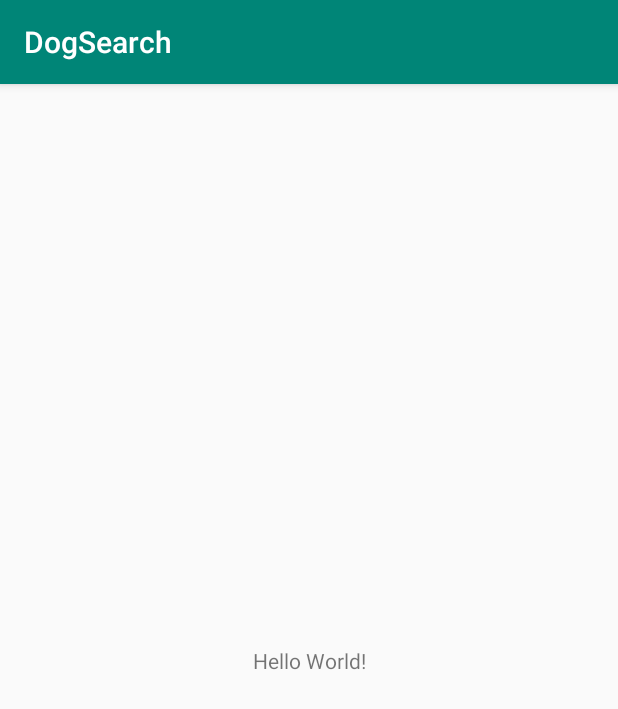
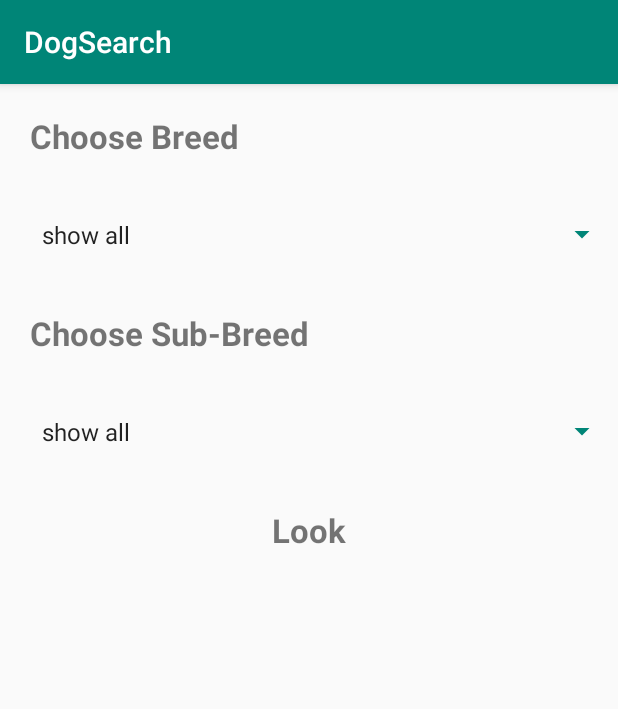
Before and after one commit to annaqinzhi/DogSearch, an Android app: the screen it shows after launch (MainActivity), on a phone screen of 412 x 824 dp. Shown: the top 709 px of the screen. Run offline under Robolectric (Android 15) with nearby library versions, the phone set to English and light mode, and no system bars.

Commit message:
basic layout

```diff
--- a/app/build.gradle
+++ b/app/build.gradle
@@ -25,4 +25,6 @@ dependencies {
     testImplementation 'junit:junit:4.12'
     androidTestImplementation 'com.android.support.test:runner:1.0.2'
     androidTestImplementation 'com.android.support.test.espresso:espresso-core:3.0.2'
+    implementation 'com.android.support:recyclerview-v7:28.0.0'
+    implementation 'com.android.support:cardview-v7:28.0.0'
 }
--- a/app/src/main/res/layout/activity_main.xml
+++ b/app/src/main/res/layout/activity_main.xml
@@ -1,5 +1,5 @@
 <?xml version="1.0" encoding="utf-8"?>
-<android.support.constraint.ConstraintLayout xmlns:android="http://schemas.android.com/apk/res/android"
+<RelativeLayout xmlns:android="http://schemas.android.com/apk/res/android"
     xmlns:app="http://schemas.android.com/apk/res-auto"
     xmlns:tools="http://schemas.android.com/tools"
     android:layout_width="match_parent"
@@ -7,12 +7,59 @@
     tools:context=".MainActivity">
 
     <TextView
+        android:id="@+id/breed"
         android:layout_width="wrap_content"
         android:layout_height="wrap_content"
-        android:text="Hello World!"
-        app:layout_constraintBottom_toBottomOf="parent"
-        app:layout_constraintLeft_toLeftOf="parent"
-        app:layout_constraintRight_toRightOf="parent"
-        app:layout_constraintTop_toTopOf="parent" />
+        android:text="@string/choose_breed"
+        android:gravity="center"
+        style="@style/searchText"/>
 
-</android.support.constraint.ConstraintLayout>
+    <Spinner
+        android:id="@+id/spinnerBreed"
+        style="@style/searchText"
+        android:layout_width="match_parent"
+        android:layout_height="wrap_content"
+        android:layout_below="@id/breed"
+        android:backgroundTint="@color/colorPrimary"
+        android:dropDownWidth="wrap_content"
+        android:entries="@array/spinner_breed"
+        android:spinnerMode="dropdown" />
+
+    <TextView
+        android:id="@+id/subBreed"
+        android:layout_width="wrap_content"
+        android:layout_height="wrap_content"
+        android:text="@string/choose_sub_breed"
+        android:gravity="center"
+        android:layout_below="@id/spinnerBreed"
+        style="@style/searchText"/>
+
+    <Spinner
+        android:id="@+id/spinnerSubBreed"
+        style="@style/searchText"
+        android:layout_width="match_parent"
+        android:layout_height="wrap_content"
+        android:layout_below="@id/subBreed"
+        android:backgroundTint="@color/colorPrimary"
+        android:dropDownWidth="wrap_content"
+        android:entries="@array/spinner_sub_breed"
+        android:spinnerMode="dropdown" />
+
+    <TextView
+        android:id="@+id/Look"
+        android:layout_width="match_parent"
+        android:layout_height="wrap_content"
+        android:text="@string/look"
+        android:gravity="center"
+        android:layout_below="@id/spinnerSubBreed"
+        style="@style/searchText"/>
+
+    <android.support.v7.widget.RecyclerView
+        android:id="@+id/recyclerview"
+        android:layout_width="match_parent"
+        android:layout_height="match_parent"
+        android:layout_below="@id/Look"
+        android:scrollbars="vertical"
+        />
+
+</RelativeLayout>
--- /dev/null
+++ b/app/src/main/res/values/dimens.xml
@@ -0,0 +1,5 @@
+
+<resources>
+    <dimen name="InputText_height"> 50dp </dimen>
+    <dimen name="image_height">400dp</dimen>
+</resources>
--- a/app/src/main/res/values/strings.xml
+++ b/app/src/main/res/values/strings.xml
@@ -1,3 +1,15 @@
 <resources>
     <string name="app_name">DogSearch</string>
+    <string name="choose_breed">Choose Breed</string>
+    <string name="choose_sub_breed">Choose Sub-Breed</string>
+    <string name="look">Look</string>
+
+    <array name="spinner_breed">
+        <item>show all</item>
+    </array>
+
+    <array name="spinner_sub_breed">
+        <item>show all</item>
+    </array>
+
 </resources>
--- a/app/src/main/res/values/styles.xml
+++ b/app/src/main/res/values/styles.xml
@@ -8,4 +8,20 @@
         <item name="colorAccent">@color/colorAccent</item>
     </style>
 
+    <style name="searchText">
+        <item name="android:textSize">22sp</item>
+        <item name="android:textStyle">bold</item>
+        <item name="android:paddingTop">20dp</item>
+        <item name="android:paddingBottom">20dp</item>
+        <item name="android:paddingLeft">20dp</item>
+        <item name="android:paddingRight">20dp</item>
+    </style>
+
+    <style name="look">
+        <item name="android:textSize">25sp</item>
+        <item name="android:textStyle">bold</item>
+        <item name="android:paddingTop">18dp</item>
+        <item name="android:paddingBottom">18dp</item>
+    </style>
+
 </resources>
```
Also changed, not shown: app/src/main/res/layout/image_list_view.xml (added, +29 -0 lines).
